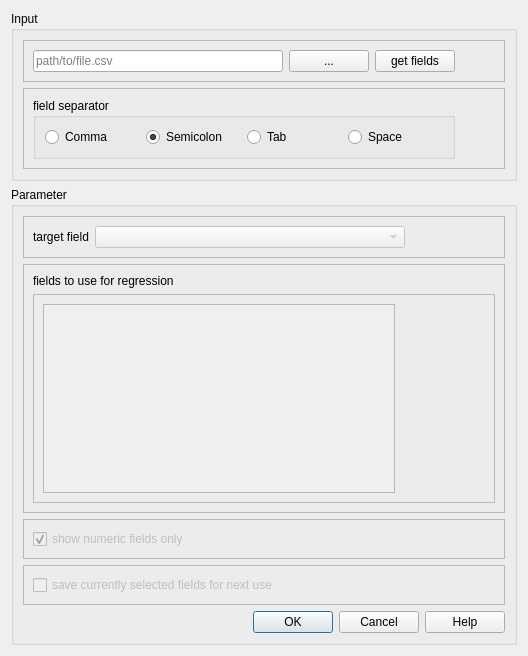
Old version of the form Regression/qgis_immo/qgis_immo_dialog_base.ui in the repository thorstenkelm/qgis_immo.
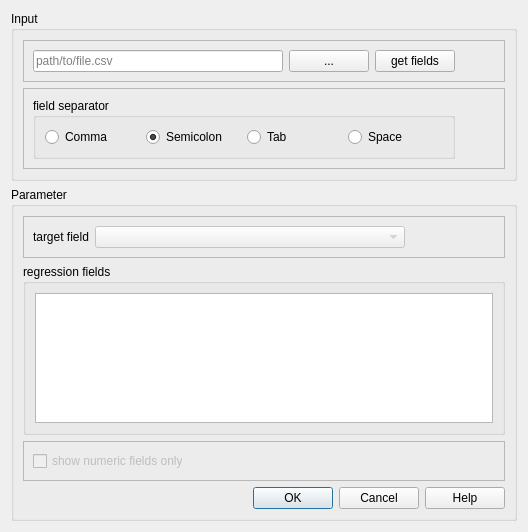
New version of the form.

```diff
--- a/Regression/qgis_immo/qgis_immo_dialog_base.ui
+++ b/Regression/qgis_immo/qgis_immo_dialog_base.ui
@@ -7,7 +7,7 @@
     <x>0</x>
     <y>0</y>
     <width>521</width>
-    <height>656</height>
+       <height>532</height>
    </rect>
   </property>
   <property name="windowTitle">
@@ -260,66 +260,19 @@
          </widget>
         </item>
         <item>
-         <widget class="QFrame" name="frame_6">
-          <property name="frameShape">
-           <enum>QFrame::StyledPanel</enum>
-          </property>
-          <property name="frameShadow">
-           <enum>QFrame::Raised</enum>
+            <widget class="QGroupBox" name="group_box_2">
+                <property name="title">
+                    <string>regression fields</string>
           </property>
           <layout class="QVBoxLayout" name="verticalLayout_4">
            <item>
-            <widget class="QLabel" name="fields_for_regression_label">
-             <property name="text">
-              <string>fields to use for regression</string>
-             </property>
-            </widget>
-           </item>
-           <item>
-            <widget class="QFrame" name="frame_3">
-             <property name="frameShape">
-              <enum>QFrame::StyledPanel</enum>
-             </property>
-             <property name="frameShadow">
-              <enum>QFrame::Raised</enum>
-             </property>
-             <layout class="QHBoxLayout" name="horizontalLayout_6">
-              <item>
-               <widget class="QListView" name="regression_fields">
-                <property name="enabled">
-                 <bool>false</bool>
-                </property>
-                <property name="toolTip">
-                 <string>select the fields that should be used for the regression analysis</string>
-                </property>
-                <property name="editTriggers">
-                 <set>QAbstractItemView::NoEditTriggers</set>
-                </property>
-                <property name="alternatingRowColors">
-                 <bool>true</bool>
-                </property>
-                <property name="selectionMode">
-                 <enum>QAbstractItemView::MultiSelection</enum>
-                </property>
-               </widget>
-              </item>
-              <item>
-               <spacer name="horizontalSpacer_4">
-                <property name="orientation">
-                 <enum>Qt::Horizontal</enum>
-                </property>
-                <property name="sizeType">
-                 <enum>QSizePolicy::Fixed</enum>
-                </property>
-                <property name="sizeHint" stdset="0">
-                 <size>
-                  <width>90</width>
-                  <height>20</height>
-                 </size>
-                </property>
-               </spacer>
-              </item>
-             </layout>
+               <widget class="QTableWidget" name="regression_fields">
+                   <property name="editTriggers">
+                       <set>QAbstractItemView::NoEditTriggers</set>
+                   </property>
+                   <property name="selectionMode">
+                       <enum>QAbstractItemView::NoSelection</enum>
+                   </property>
             </widget>
            </item>
           </layout>
@@ -355,7 +308,7 @@
               <bool>true</bool>
              </property>
              <property name="checked">
-              <bool>true</bool>
+                 <bool>false</bool>
              </property>
              <property name="autoRepeat">
               <bool>false</bool>
@@ -381,62 +334,6 @@
           </layout>
          </widget>
         </item>
-        <item>
-         <widget class="QFrame" name="frame_4">
-          <property name="frameShape">
-           <enum>QFrame::StyledPanel</enum>
-          </property>
-          <property name="frameShadow">
-           <enum>QFrame::Raised</enum>
-          </property>
-          <layout class="QHBoxLayout" name="horizontalLayout_7">
-           <item>
-            <widget class="QCheckBox" name="save_fields">
-             <property name="enabled">
-              <bool>false</bool>
-             </property>
-             <property name="maximumSize">
-              <size>
-               <width>300</width>
-               <height>16777215</height>
-              </size>
-             </property>
-             <property name="mouseTracking">
-              <bool>true</bool>
-             </property>
-             <property name="text">
-              <string>save currently selected fields for next use</string>
-             </property>
-             <property name="checkable">
-              <bool>true</bool>
-             </property>
-             <property name="checked">
-              <bool>false</bool>
-             </property>
-             <property name="autoRepeat">
-              <bool>false</bool>
-             </property>
-             <property name="tristate">
-              <bool>false</bool>
-             </property>
-            </widget>
-           </item>
-           <item>
-            <spacer name="horizontalSpacer_5">
-             <property name="orientation">
-              <enum>Qt::Horizontal</enum>
-             </property>
-             <property name="sizeHint" stdset="0">
-              <size>
-               <width>250</width>
-               <height>20</height>
-              </size>
-             </property>
-            </spacer>
-           </item>
-          </layout>
-         </widget>
-        </item>
         <item>
          <widget class="QDialogButtonBox" name="button_box">
           <property name="standardButtons">
```
Left out of the diff: 3 changed lines with no effect on the pictures.
